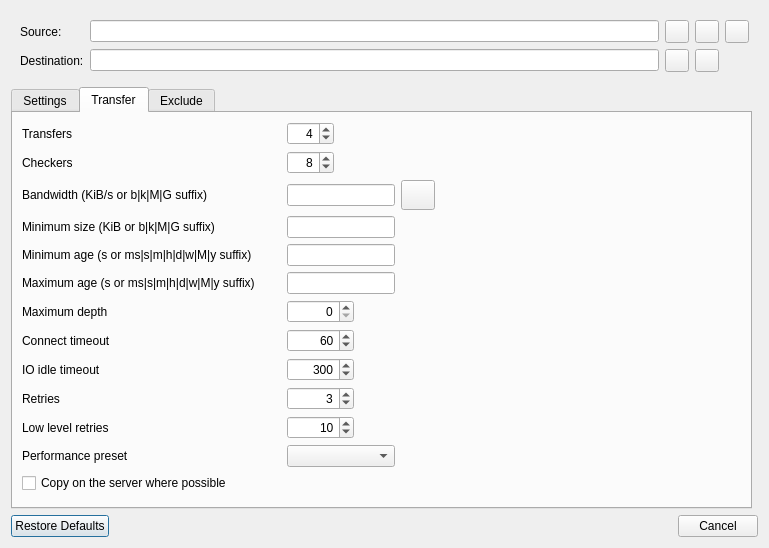
Old version of the form src/transfer_dialog.ui in the repository SysAdminDoc/RcloneBrowserNG.
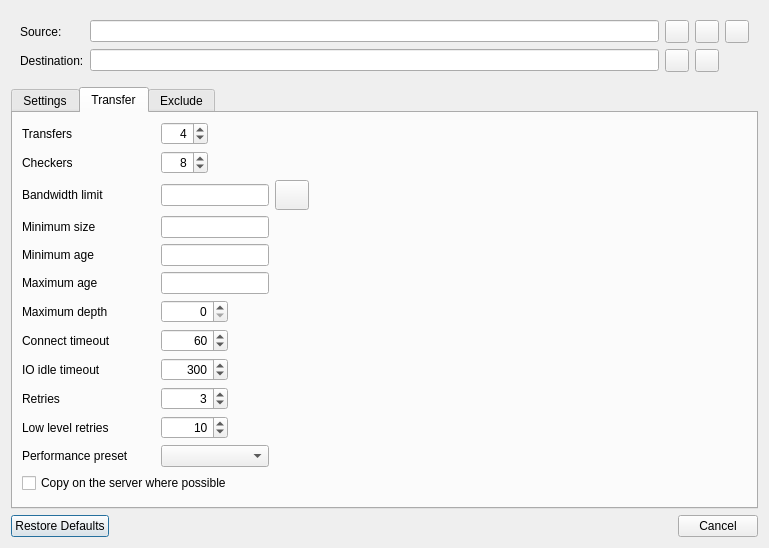
New version of the form. The open tabs and pages were chosen to show the change.

Commit message: fix: stop transfer dialog and browser controls overlapping

The edit to the form file:
```diff
--- a/src/transfer_dialog.ui
+++ b/src/transfer_dialog.ui
@@ -126,7 +126,7 @@
      </layout>
     </widget>
    </item>
-   <item row="3" column="0">
+   <item row="3" column="0" colspan="2">
     <widget class="QTabWidget" name="tabWidget">
      <property name="currentIndex">
       <number>0</number>
@@ -541,7 +541,7 @@
        <item row="5" column="0">
         <widget class="QLabel" name="label_3">
          <property name="text">
-          <string>Maximum age (s or ms|s|m|h|d|w|M|y suffix)</string>
+          <string>Maximum age</string>
          </property>
          <property name="buddy">
           <cstring>textMaxAge</cstring>
@@ -593,7 +593,7 @@
        <item row="3" column="0">
         <widget class="QLabel" name="label_2">
          <property name="text">
-          <string>Minimum size (KiB or b|k|M|G suffix)</string>
+          <string>Minimum size</string>
          </property>
          <property name="buddy">
           <cstring>textMinSize</cstring>
@@ -649,7 +649,7 @@
        <item row="4" column="0">
         <widget class="QLabel" name="label_6">
          <property name="text">
-          <string>Minimum age (s or ms|s|m|h|d|w|M|y suffix)</string>
+          <string>Minimum age</string>
          </property>
          <property name="buddy">
           <cstring>textMinAge</cstring>
@@ -732,7 +732,7 @@
        <item row="2" column="0">
         <widget class="QLabel" name="label">
          <property name="text">
-          <string>Bandwidth (KiB/s or b|k|M|G suffix)</string>
+          <string>Bandwidth limit</string>
          </property>
          <property name="buddy">
           <cstring>textBandwidth</cstring>
```
The commit also changes 5 other files.
